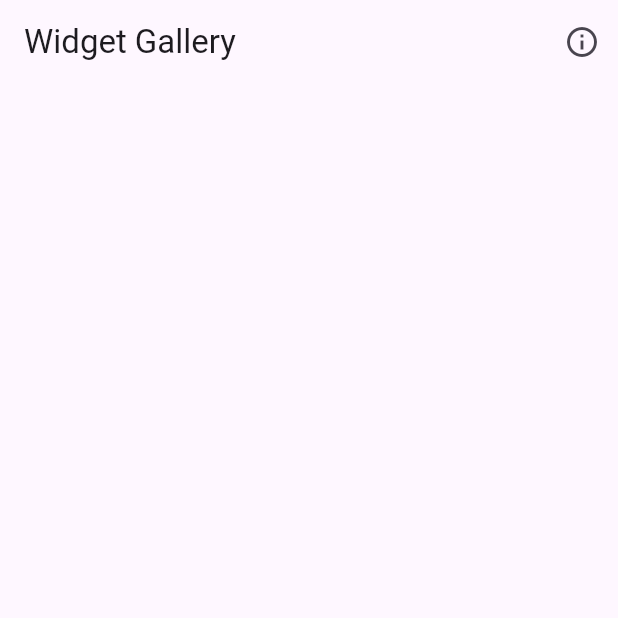
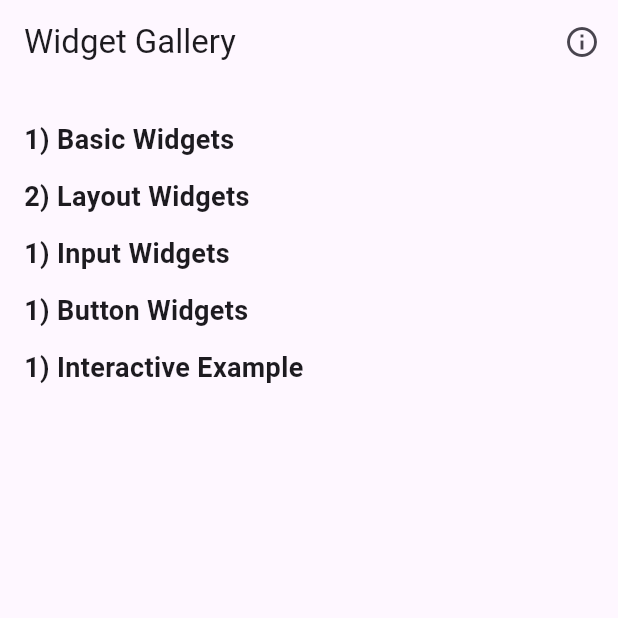
Before and after one commit to marcdevelopez/flutter-dart-labs, a Flutter app: the screen it shows after launch, on a phone screen of 412 x 824 dp, the top half of it. Run offline on Flutter 3.47's test engine with Material 3 defaults, Android fonts, the light colour scheme and no system bars.

Commit message:
feat(mini-exercise-widget): Integrate Helper in ListView

```diff
--- a/mini_exercises/_6_flutter_widgets_dart/lib/main.dart
+++ b/mini_exercises/_6_flutter_widgets_dart/lib/main.dart
@@ -58,7 +58,6 @@ class GalleryHomePage extends StatefulWidget {
 
 // Y esta es la clase de estado asociada
 // La lógica interactiva vive aquí
-
 class _GalleryHomePageState extends State<GalleryHomePage> {
   @override
   Widget build(BuildContext context) {
@@ -77,8 +76,19 @@ class _GalleryHomePageState extends State<GalleryHomePage> {
       // Y gracias a este widget podemos agregar contenido al cuerpo de la app
       body: ListView(
         padding: const EdgeInsets.all(16),
-        children: const [
+        children: [
           // Iremos agregando secciones aquí…
+          // Vamos a integrar el helper _buildSectionTitle para los títulos
+          _buildSectionTitle('1) Basic Widgets'),
+          // (Sección 1 irá aquí))
+          _buildSectionTitle('2) Layout Widgets'),
+          // (Sección 2 irá aquí))
+          _buildSectionTitle('1) Input Widgets'),
+          // (Sección 3 irá aquí))
+          _buildSectionTitle('1) Button Widgets'),
+          // (Sección 4 irá aquí))
+          _buildSectionTitle('1) Interactive Example'),
+          // (Sección 5 irá aquí))
         ],
       ),
     );
```
